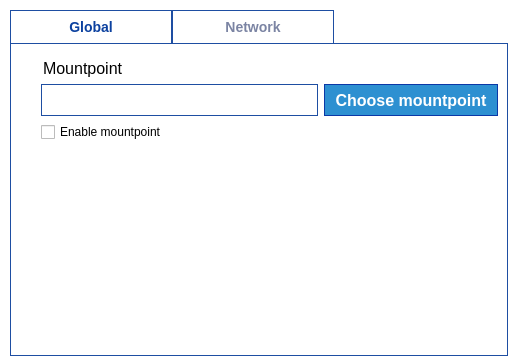
First picture: the form in parsec/core/gui/forms/settings_widget.ui, repository Scille/parsec-cloud, before the edit.
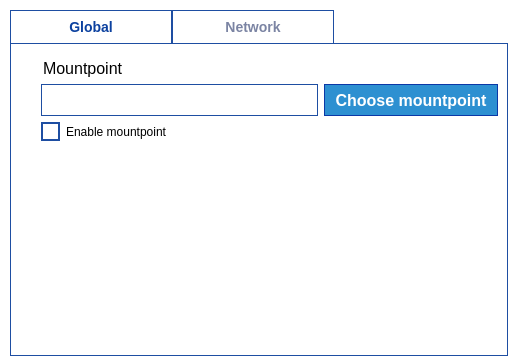
Second picture: the form after the edit. Icons and pictures are not drawn.

Commit message: [GUI] Added disabled button and fix "No" icon

The edit to the form file:
```diff
--- a/parsec/core/gui/forms/settings_widget.ui
+++ b/parsec/core/gui/forms/settings_widget.ui
@@ -2,6 +2,9 @@
 <ui version="4.0">
  <class>SettingsWidget</class>
  <widget class="QWidget" name="SettingsWidget">
+  <property name="enabled">
+   <bool>true</bool>
+  </property>
   <property name="geometry">
    <rect>
     <x>0</x>
@@ -62,6 +65,36 @@
 QLineEdit[readOnly=&quot;true&quot;]
 {
 background-color: rgb(230, 230, 230);
+}
+
+QPushButton
+{
+background-color: rgb(45, 144, 209);
+border: 1px solid rgb(11, 56, 166);
+color: rgb(255, 255, 255);
+padding-left: 10px;
+padding-right: 10px;
+}
+
+QPushButton:disabled
+{
+border: 1px solid rgb(65, 75, 106);
+background-color: rgb(112, 122, 153);
+color: rgb(255, 255, 255);
+}
+
+QCheckBox::indicator
+{
+width: 15px;
+height: 15px;
+background-color: rgb(255, 255, 255);
+border: 2px solid rgb(30, 78, 162);
+color: black;
+}
+
+QCheckBox::indicator:checked
+{
+image: url(:/icons/images/icons/checked.png)
 }</string>
   </property>
   <layout class="QVBoxLayout" name="verticalLayout">
```
Left out of the diff: 9 changed lines with no effect on the pictures. The commit also changes 5 other files.
